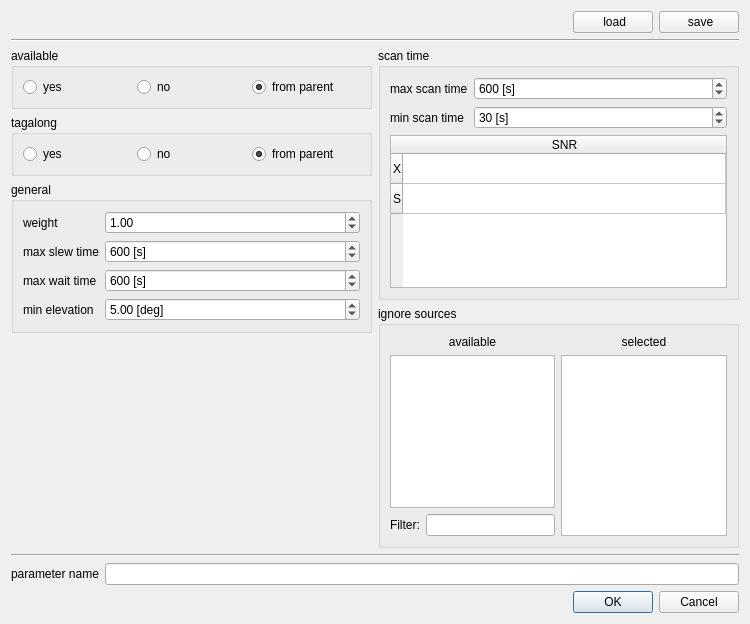
Qt form stationparametersdialog.ui (TUW-VieVS/VieSchedpp) before a commit.
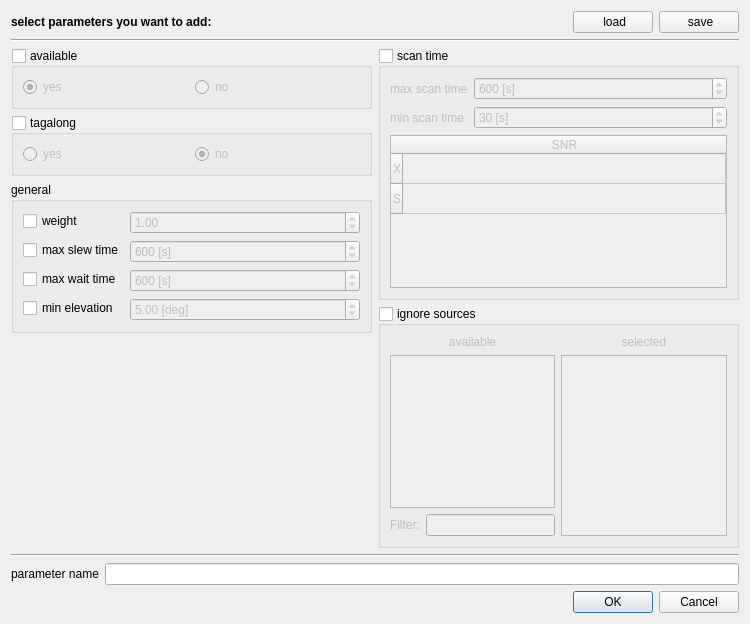
The same form after that commit. Icons and pictures are not drawn.

Commit message: changes in parameterDialog, preparation for log file reader

Patch:
```diff
--- a/stationparametersdialog.ui
+++ b/stationparametersdialog.ui
@@ -16,6 +16,19 @@
   <layout class="QVBoxLayout" name="verticalLayout_7">
    <item>
     <layout class="QHBoxLayout" name="horizontalLayout_9">
+     <item>
+      <widget class="QLabel" name="label_3">
+       <property name="font">
+        <font>
+         <weight>75</weight>
+         <bold>true</bold>
+        </font>
+       </property>
+       <property name="text">
+        <string>select parameters you want to add:</string>
+       </property>
+      </widget>
+     </item>
      <item>
       <spacer name="horizontalSpacer_2">
        <property name="orientation">
@@ -69,6 +82,12 @@
          <property name="title">
           <string>available</string>
          </property>
+         <property name="checkable">
+          <bool>true</bool>
+         </property>
+         <property name="checked">
+          <bool>false</bool>
+         </property>
          <layout class="QHBoxLayout" name="horizontalLayout_5">
           <item>
            <widget class="QRadioButton" name="radioButton_available_yes">
@@ -76,7 +95,7 @@
              <string>yes</string>
             </property>
             <property name="checked">
-             <bool>false</bool>
+             <bool>true</bool>
             </property>
            </widget>
           </item>
@@ -87,16 +106,6 @@
             </property>
            </widget>
           </item>
-          <item>
-           <widget class="QRadioButton" name="radioButton_available_parent">
-            <property name="text">
-             <string>from parent</string>
-            </property>
-            <property name="checked">
-             <bool>true</bool>
-            </property>
-           </widget>
-          </item>
          </layout>
         </widget>
        </item>
@@ -105,6 +114,12 @@
          <property name="title">
           <string>tagalong</string>
          </property>
+         <property name="checkable">
+          <bool>true</bool>
+         </property>
+         <property name="checked">
+          <bool>false</bool>
+         </property>
          <layout class="QHBoxLayout" name="horizontalLayout_4">
           <item>
            <widget class="QRadioButton" name="radioButton_tagalong_yes">
@@ -119,16 +134,6 @@
              <string>no</string>
             </property>
             <property name="checked">
-             <bool>false</bool>
-            </property>
-           </widget>
-          </item>
-          <item>
-           <widget class="QRadioButton" name="radioButton_tagalong_parent">
-            <property name="text">
-             <string>from parent</string>
-            </property>
-            <property name="checked">
              <bool>true</bool>
             </property>
            </widget>
@@ -142,15 +147,11 @@
           <string>general</string>
          </property>
          <layout class="QFormLayout" name="formLayout_3">
-          <item row="0" column="0">
-           <widget class="QLabel" name="label_3">
-            <property name="text">
-             <string>weight</string>
-            </property>
-           </widget>
-          </item>
           <item row="0" column="1">
            <widget class="QDoubleSpinBox" name="doubleSpinBox_weight">
+            <property name="enabled">
+             <bool>false</bool>
+            </property>
             <property name="singleStep">
              <double>0.100000000000000</double>
             </property>
@@ -159,15 +160,11 @@
             </property>
            </widget>
           </item>
-          <item row="1" column="0">
-           <widget class="QLabel" name="maxSlewTimeLabel">
-            <property name="text">
-             <string>max slew time</string>
-            </property>
-           </widget>
-          </item>
           <item row="1" column="1">
            <widget class="QSpinBox" name="spinBox_maxSlewTime">
+            <property name="enabled">
+             <bool>false</bool>
+            </property>
             <property name="suffix">
              <string> [s]</string>
             </property>
@@ -182,15 +179,11 @@
             </property>
            </widget>
           </item>
-          <item row="2" column="0">
-           <widget class="QLabel" name="maxWaitTimeLabel">
-            <property name="text">
-             <string>max wait time</string>
-            </property>
-           </widget>
-          </item>
           <item row="2" column="1">
            <widget class="QSpinBox" name="spinBox_maxWaitTime">
+            <property name="enabled">
+             <bool>false</bool>
+            </property>
             <property name="suffix">
              <string> [s]</string>
             </property>
@@ -205,15 +198,11 @@
             </property>
            </widget>
           </item>
-          <item row="3" column="0">
-           <widget class="QLabel" name="label_9">
-            <property name="text">
-             <string>min elevation</string>
-            </property>
-           </widget>
-          </item>
           <item row="3" column="1">
            <widget class="QDoubleSpinBox" name="doubleSpinBox_minElevation">
+            <property name="enabled">
+             <bool>false</bool>
+            </property>
             <property name="suffix">
              <string> [deg]</string>
             </property>
@@ -222,6 +211,34 @@
             </property>
            </widget>
           </item>
+          <item row="0" column="0">
+           <widget class="QCheckBox" name="checkBox_weight">
+            <property name="text">
+             <string>weight</string>
+            </property>
+           </widget>
+          </item>
+          <item row="1" column="0">
+           <widget class="QCheckBox" name="checkBox_maxSlewTime">
+            <property name="text">
+             <string>max slew time</string>
+            </property>
+           </widget>
+          </item>
+          <item row="2" column="0">
+           <widget class="QCheckBox" name="checkBox_maxWaitTime">
+            <property name="text">
+             <string>max wait time</string>
+            </property>
+           </widget>
+          </item>
+          <item row="3" column="0">
+           <widget class="QCheckBox" name="checkBox_minElevation">
+            <property name="text">
+             <string>min elevation</string>
+            </property>
+           </widget>
+          </item>
          </layout>
         </widget>
        </item>
@@ -247,6 +264,12 @@
          <property name="title">
           <string>scan time</string>
          </property>
+         <property name="checkable">
+          <bool>true</bool>
+         </property>
+         <property name="checked">
+          <bool>false</bool>
+         </property>
          <layout class="QVBoxLayout" name="verticalLayout_5">
           <item>
            <layout class="QFormLayout" name="formLayout_2">
@@ -334,6 +357,12 @@
          <property name="title">
           <string>ignore sources</string>
          </property>
+         <property name="checkable">
+          <bool>true</bool>
+         </property>
+         <property name="checked">
+          <bool>false</bool>
+         </property>
          <layout class="QVBoxLayout" name="verticalLayout_4">
           <item>
            <layout class="QHBoxLayout" name="horizontalLayout_3">
```
Left out of the diff: 72 changed lines with no effect on the pictures. The commit also changes 11 other files.
